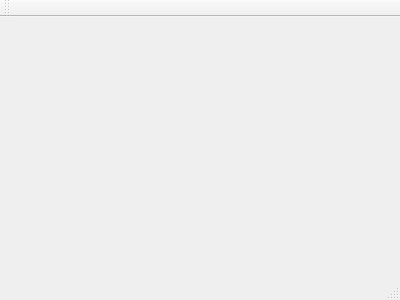
Old version of the form mainwindow.ui in the repository foikila/Phonebook.
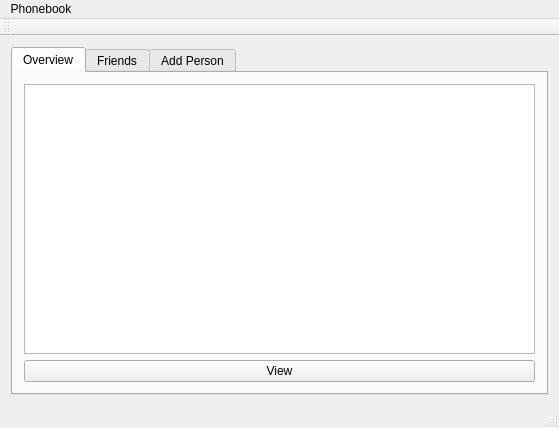
New version of the form.

The edit to the form file:
```diff
--- a/mainwindow.ui
+++ b/mainwindow.ui
@@ -1,24 +1,98 @@
 <ui version="4.0">
  <class>MainWindow</class>
- <widget class="QMainWindow" name="MainWindow" >
-  <property name="geometry" >
+ <widget class="QMainWindow" name="MainWindow">
+  <property name="geometry">
    <rect>
     <x>0</x>
     <y>0</y>
-    <width>400</width>
-    <height>300</height>
+    <width>559</width>
+    <height>428</height>
    </rect>
   </property>
   <property name="windowTitle" >
    <string>MainWindow</string>
   </property>
-  <widget class="QMenuBar" name="menuBar" />
-  <widget class="QToolBar" name="mainToolBar" />
-  <widget class="QWidget" name="centralWidget" />
-  <widget class="QStatusBar" name="statusBar" />
+  <widget class="QWidget" name="centralWidget">
+   <layout class="QGridLayout" name="gridLayout_2">
+    <item row="0" column="0">
+     <layout class="QGridLayout" name="gridLayout">
+      <item row="0" column="0">
+       <widget class="QTabWidget" name="tabWidget">
+        <property name="currentIndex">
+         <number>0</number>
+        </property>
+        <widget class="QWidget" name="tab">
+         <attribute name="title">
+          <string>Overview</string>
+         </attribute>
+         <layout class="QVBoxLayout" name="verticalLayout">
+          <item>
+           <widget class="QListWidget" name="listWidget"/>
+          </item>
+          <item>
+           <widget class="QPushButton" name="pushButton">
+            <property name="text">
+             <string>View</string>
+            </property>
+           </widget>
+          </item>
+         </layout>
+        </widget>
+        <widget class="QWidget" name="tab_2">
+         <attribute name="title">
+          <string>Friends</string>
+         </attribute>
+        </widget>
+        <widget class="QWidget" name="tab_3">
+         <attribute name="title">
+          <string>Add Person</string>
+         </attribute>
+        </widget>
+       </widget>
+      </item>
+     </layout>
+    </item>
+   </layout>
+  </widget>
+  <widget class="QMenuBar" name="menuBar">
+   <property name="geometry">
+    <rect>
+     <x>0</x>
+     <y>0</y>
+     <width>559</width>
+     <height>29</height>
+    </rect>
+   </property>
+   <widget class="QMenu" name="menuPhonebook">
+    <property name="title">
+     <string>Phonebook</string>
+    </property>
+    <addaction name="actionSave"/>
+    <addaction name="actionLoad"/>
+   </widget>
+   <addaction name="menuPhonebook"/>
+  </widget>
+  <widget class="QToolBar" name="mainToolBar">
+   <attribute name="toolBarArea">
+    <enum>TopToolBarArea</enum>
+   </attribute>
+   <attribute name="toolBarBreak">
+    <bool>false</bool>
+   </attribute>
+  </widget>
+  <widget class="QStatusBar" name="statusBar"/>
+  <action name="actionSave">
+   <property name="text">
+    <string>Save</string>
+   </property>
+  </action>
+  <action name="actionLoad">
+   <property name="text">
+    <string>Load</string>
+   </property>
+  </action>
  </widget>
- <layoutDefault spacing="6" margin="11" />
- <pixmapfunction></pixmapfunction>
+ <layoutdefault spacing="6" margin="11"/>
  <resources/>
  <connections/>
 </ui>
```
Left out of the diff: 3 changed lines with no effect on the pictures.
